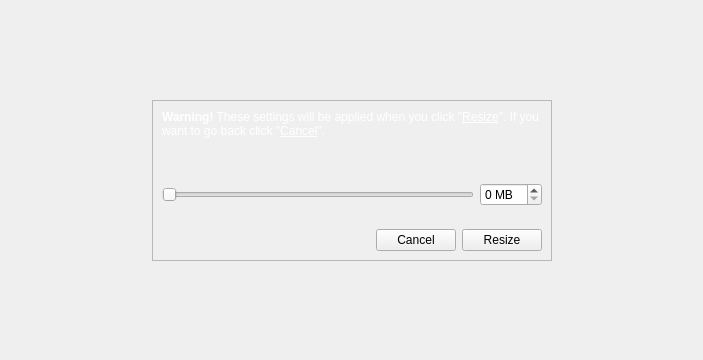
Above: yali4/gui/Ui/partresize.ui from dadas45li/yali before the change. Below: the same form after it.
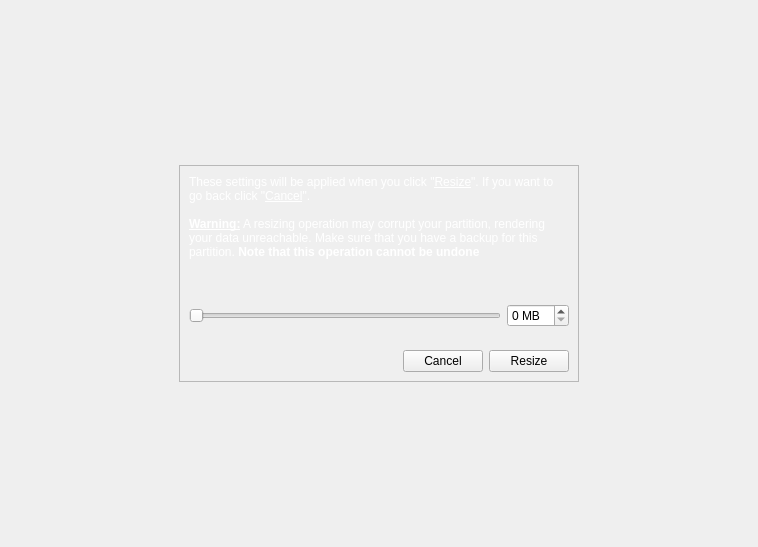
That is the form after the change.

Commit message: * Make sure you have backup..

Patch:
```diff
--- a/yali4/gui/Ui/partresize.ui
+++ b/yali4/gui/Ui/partresize.ui
@@ -5,8 +5,8 @@
    <rect>
     <x>0</x>
     <y>0</y>
-    <width>703</width>
-    <height>360</height>
+    <width>758</width>
+    <height>547</height>
    </rect>
   </property>
   <property name="windowTitle" >
@@ -73,7 +73,9 @@
 &lt;html>&lt;head>&lt;meta name="qrichtext" content="1" />&lt;style type="text/css">
 p, li { white-space: pre-wrap; }
 &lt;/style>&lt;/head>&lt;body style=" font-family:'Sans Serif'; font-size:9pt; font-weight:400; font-style:normal;">
-&lt;p style=" margin-top:0px; margin-bottom:0px; margin-left:0px; margin-right:0px; -qt-block-indent:0; text-indent:0px;">&lt;span style=" font-weight:600; color:#ffffff;">Warning!&lt;/span>&lt;span style=" color:#ffffff;"> These settings will be applied when you click "&lt;/span>&lt;span style=" text-decoration: underline; color:#ffffff;">Resize&lt;/span>&lt;span style=" color:#ffffff;">". If you want to go back click "&lt;/span>&lt;span style=" text-decoration: underline; color:#ffffff;">Cancel&lt;/span>&lt;span style=" color:#ffffff;">".&lt;/span>&lt;/p>&lt;/body>&lt;/html></string>
+&lt;p style=" margin-top:0px; margin-bottom:0px; margin-left:0px; margin-right:0px; -qt-block-indent:0; text-indent:0px;">&lt;span style=" color:#ffffff;">These settings will be applied when you click "&lt;/span>&lt;span style=" text-decoration: underline; color:#ffffff;">Resize&lt;/span>&lt;span style=" color:#ffffff;">". If you want to go back click "&lt;/span>&lt;span style=" text-decoration: underline; color:#ffffff;">Cancel&lt;/span>&lt;span style=" color:#ffffff;">".&lt;/span>&lt;/p>
+&lt;p style="-qt-paragraph-type:empty; margin-top:0px; margin-bottom:0px; margin-left:0px; margin-right:0px; -qt-block-indent:0; text-indent:0px; color:#ffffff;">&lt;/p>
+&lt;p style=" margin-top:0px; margin-bottom:0px; margin-left:0px; margin-right:0px; -qt-block-indent:0; text-indent:0px; color:#ffffff;">&lt;span style=" font-weight:600; text-decoration: underline;">Warning:&lt;/span> A resizing operation may corrupt your partition, rendering your data unreachable. Make sure that you have a backup for this partition.&lt;span style=" font-weight:600;"> &lt;/span>&lt;span style=" font-weight:600;">Note that this operation cannot be undone&lt;/span>&lt;/p>&lt;/body>&lt;/html></string>
         </property>
         <property name="textFormat" >
          <enum>Qt::RichText</enum>
```
The commit also changes 1 other file.
